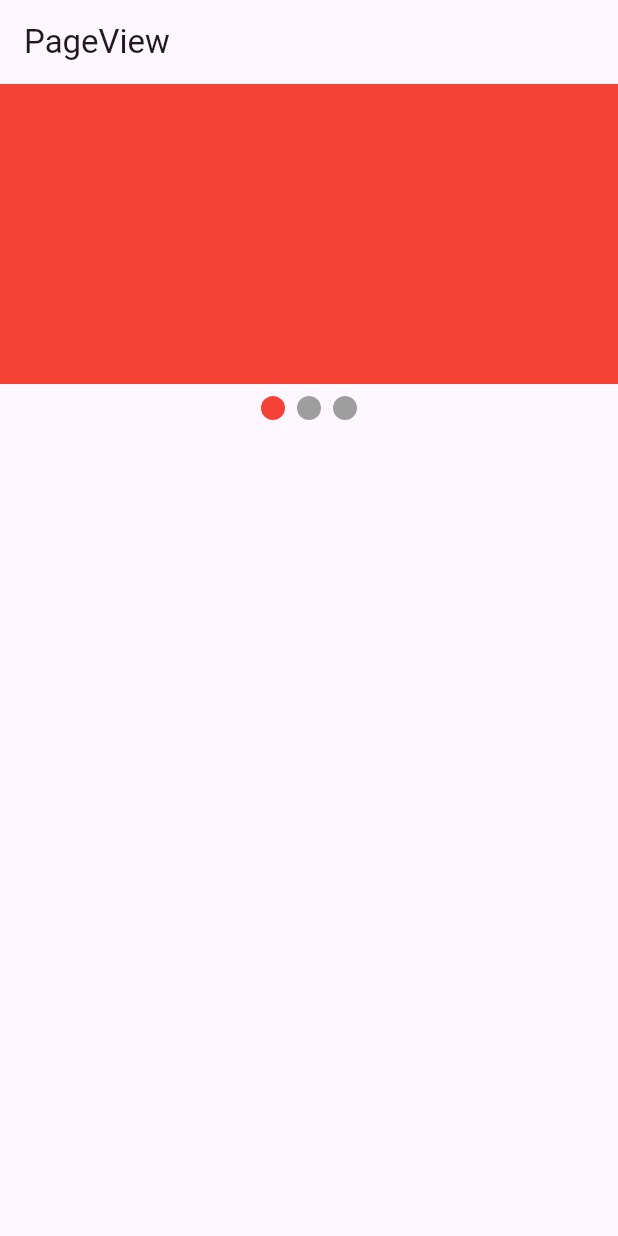
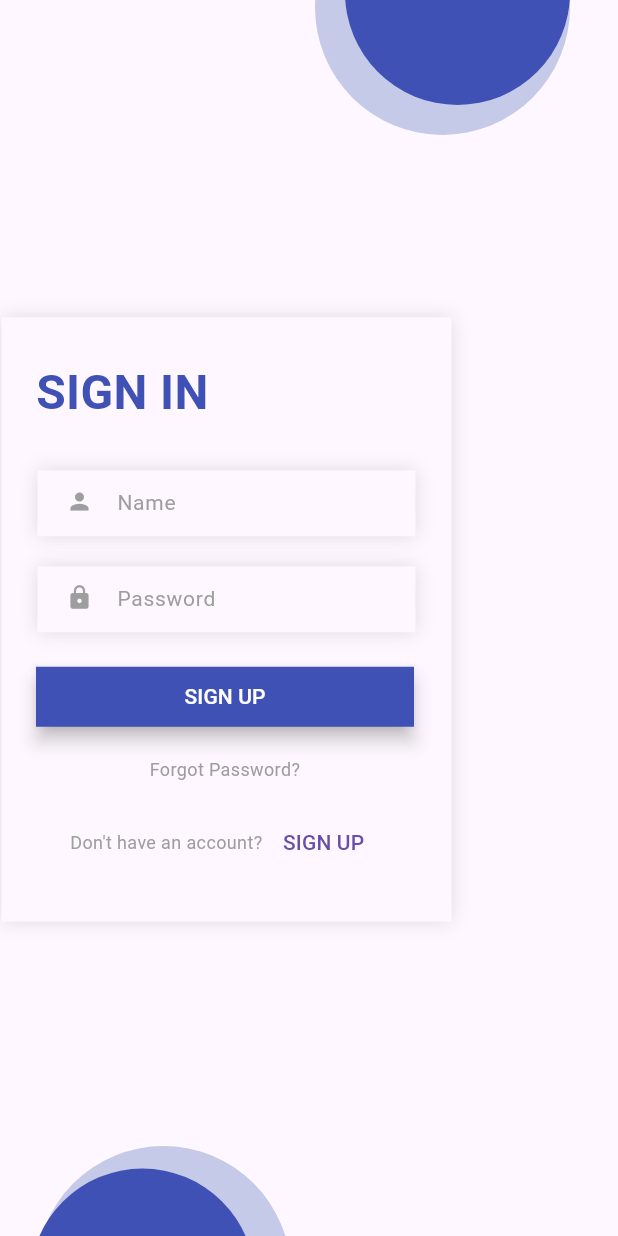
Before and after one commit to NyeinChanAung203/FlutterCourseForBeginners, a Flutter app: the screen it shows after launch, on a phone screen of 412 x 824 dp. Run offline on Flutter 3.47's test engine with Material 3 defaults, Android fonts, the phone set to English and light mode, and no system bars.

Commit message:
Ex-2 Login UI

```diff
--- /dev/null
+++ b/lib/ex_2_loginUI/sign_in.dart
@@ -0,0 +1,129 @@
+import 'package:flutter/material.dart';
+import 'package:flutter_course/ex_2_loginUI/sign_up.dart';
+import 'package:flutter_course/ex_2_loginUI/widgets.dart';
+
+class SignIn extends StatelessWidget {
+  const SignIn({super.key});
+
+  @override
+  Widget build(BuildContext context) {
+    return Scaffold(
+      body: Stack(
+        clipBehavior: Clip.none,
+        children: [
+          Positioned(
+            right: -40,
+            top: -80,
+            child: CircleAvatar(
+              backgroundColor: Colors.indigo.shade100,
+              radius: 85,
+            ),
+          ),
+          const Positioned(
+            right: -40,
+            top: -80,
+            child: CircleAvatar(
+              backgroundColor: Colors.indigo,
+              radius: 75,
+            ),
+          ),
+          Positioned(
+            left: 24,
+            bottom: -110,
+            child: CircleAvatar(
+              backgroundColor: Colors.indigo.shade100,
+              radius: 85,
+            ),
+          ),
+          const Positioned(
+            left: 20,
+            bottom: -105,
+            child: CircleAvatar(
+              backgroundColor: Colors.indigo,
+              radius: 75,
+            ),
+          ),
+          Column(
+            mainAxisAlignment: MainAxisAlignment.center,
+            children: [
+              Container(
+                  alignment: Alignment.centerLeft,
+                  decoration: const BoxDecoration(boxShadow: [
+                    BoxShadow(
+                      blurRadius: 10,
+                      color: Colors.black12,
+                      offset: Offset(1, 1),
+                      blurStyle: BlurStyle.outer,
+                    ),
+                  ]),
+                  margin: const EdgeInsets.only(right: 40),
+                  padding: const EdgeInsets.symmetric(
+                    horizontal: 24,
+                    vertical: 28,
+                  ),
+                  width: 300,
+                  child: Column(
+                    crossAxisAlignment: CrossAxisAlignment.stretch,
+                    children: [
+                      const Text(
+                        "SIGN IN",
+                        style: TextStyle(
+                          fontSize: 32,
+                          fontWeight: FontWeight.bold,
+                          color: Colors.indigo,
+                        ),
+                      ),
+                      const SizedBox(height: 28),
+                      const MyTextField(
+                        hintText: 'Name',
+                        iconData: Icons.person,
+                      ),
+                      const SizedBox(height: 20),
+                      const MyTextField(
+                        hintText: 'Password',
+                        iconData: Icons.lock,
+                        isObsecureText: true,
+                      ),
+                      const SizedBox(height: 20),
+                      MyButton(text: 'SIGN UP', onPressed: () {}),
+                      const SizedBox(height: 16),
+                      const Text(
+                        "Forgot Password?",
+                        textAlign: TextAlign.center,
+                        style: TextStyle(
+                          fontSize: 12,
+                          color: Colors.grey,
+                        ),
+                      ),
+                      const SizedBox(height: 16),
+                      Row(
+                        mainAxisAlignment: MainAxisAlignment.center,
+                        children: [
+                          const Text(
+                            "Don't have an account? ",
+                            textAlign: TextAlign.center,
+                            style: TextStyle(
+                              fontSize: 12,
+                              color: Colors.grey,
+                            ),
+                          ),
+                          TextButton(
+                              onPressed: () {
+                                Navigator.of(context).pushReplacement(
+                                    MaterialPageRoute(
+                                        builder: (_) => const SignUp()));
+                              },
+                              child: const Text(
+                                "SIGN UP",
+                              ))
+                        ],
+                      )
+                    ],
+                  )),
+            ],
+          )
+        ],
+      ),
+    );
+  }
+}
--- /dev/null
+++ b/lib/ex_2_loginUI/widgets.dart
@@ -0,0 +1,79 @@
+import 'package:flutter/material.dart';
+
+class MyTextField extends StatelessWidget {
+  const MyTextField({
+    super.key,
+    required this.hintText,
+    required this.iconData,
+    this.isObsecureText = false,
+  });
+
+  final String hintText;
+  final IconData iconData;
+  final bool isObsecureText;
+
+  @override
+  Widget build(BuildContext context) {
+    return Container(
+      padding: const EdgeInsets.symmetric(
+        horizontal: 20,
+        vertical: 10,
+      ),
+      decoration: const BoxDecoration(
+        boxShadow: [
+          BoxShadow(
+            blurRadius: 10,
+            color: Colors.black12,
+            offset: Offset(1, 1),
+            blurStyle: BlurStyle.outer,
+          ),
+        ],
+      ),
+      child: TextField(
+        obscureText: isObsecureText,
+        decoration: InputDecoration(
+          isDense: true,
+          border: InputBorder.none,
+          enabledBorder: InputBorder.none,
+          focusedBorder: InputBorder.none,
+          errorBorder: InputBorder.none,
+          contentPadding: const EdgeInsets.all(0),
+          icon: Icon(
+            iconData,
+            color: Colors.grey,
+          ),
+          hintText: hintText,
+          hintStyle: const TextStyle(
+            fontSize: 14,
+            color: Colors.grey,
+          ),
+        ),
+      ),
+    );
+  }
+}
+
+class MyButton extends StatelessWidget {
+  const MyButton({
+    super.key,
+    required this.text,
+    required this.onPressed,
+  });
+
+  final String text;
+  final VoidCallback onPressed;
+
+  @override
+  Widget build(BuildContext context) {
+    return ElevatedButton(
+      style: ElevatedButton.styleFrom(
+        backgroundColor: Colors.indigo,
+        foregroundColor: Colors.white,
+        shape: const RoundedRectangleBorder(),
+        elevation: 5,
+      ),
+      onPressed: onPressed,
+      child: Text(text),
+    );
+  }
+}
--- a/lib/main.dart
+++ b/lib/main.dart
@@ -1,5 +1,5 @@
 import 'package:flutter/material.dart';
-import 'package:flutter_course/widgets/ex55_page.dart';
+import 'package:flutter_course/ex_2_loginUI/sign_in.dart';
 
 void main() {
   runApp(const MyApp());
@@ -13,7 +13,7 @@ class MyApp extends StatelessWidget {
     return const MaterialApp(
       title: 'Flutter Course',
       debugShowCheckedModeBanner: false,
-      home: Ex55Page(),
+      home: SignIn(),
     );
   }
 }
```
Also changed, not shown: lib/ex_2_loginUI/sign_up.dart (added, +117 -0 lines).
